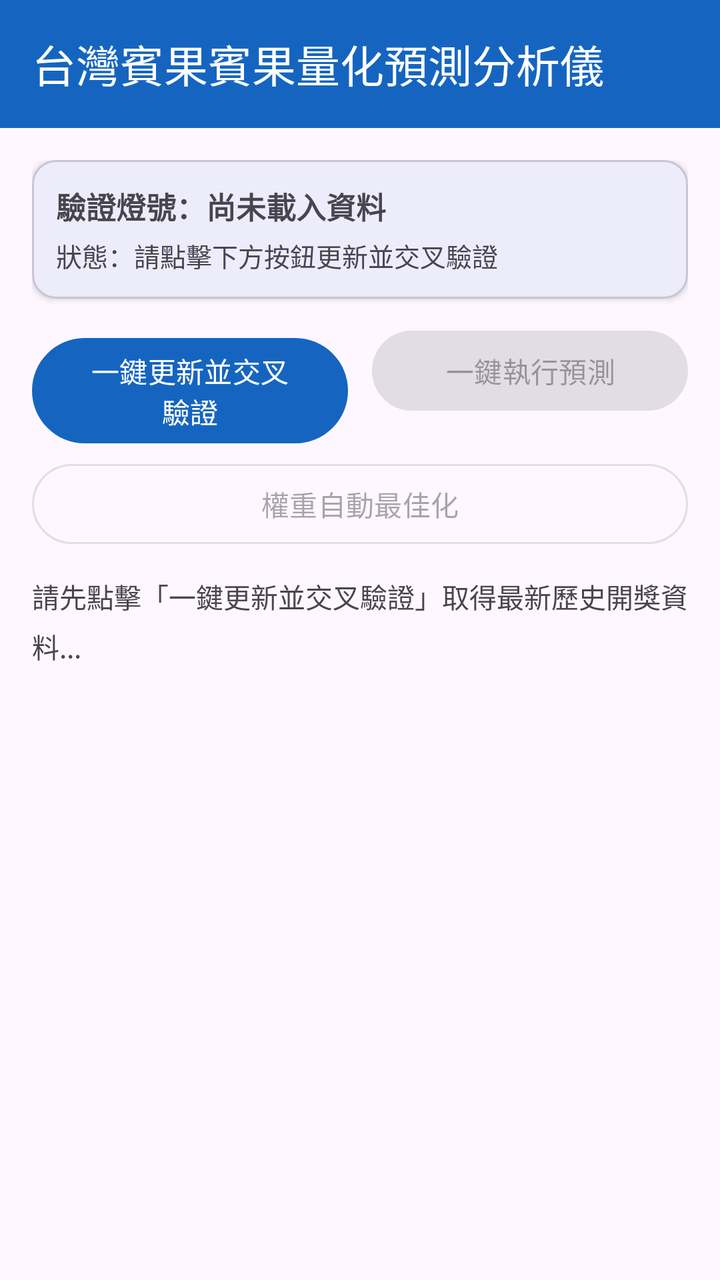
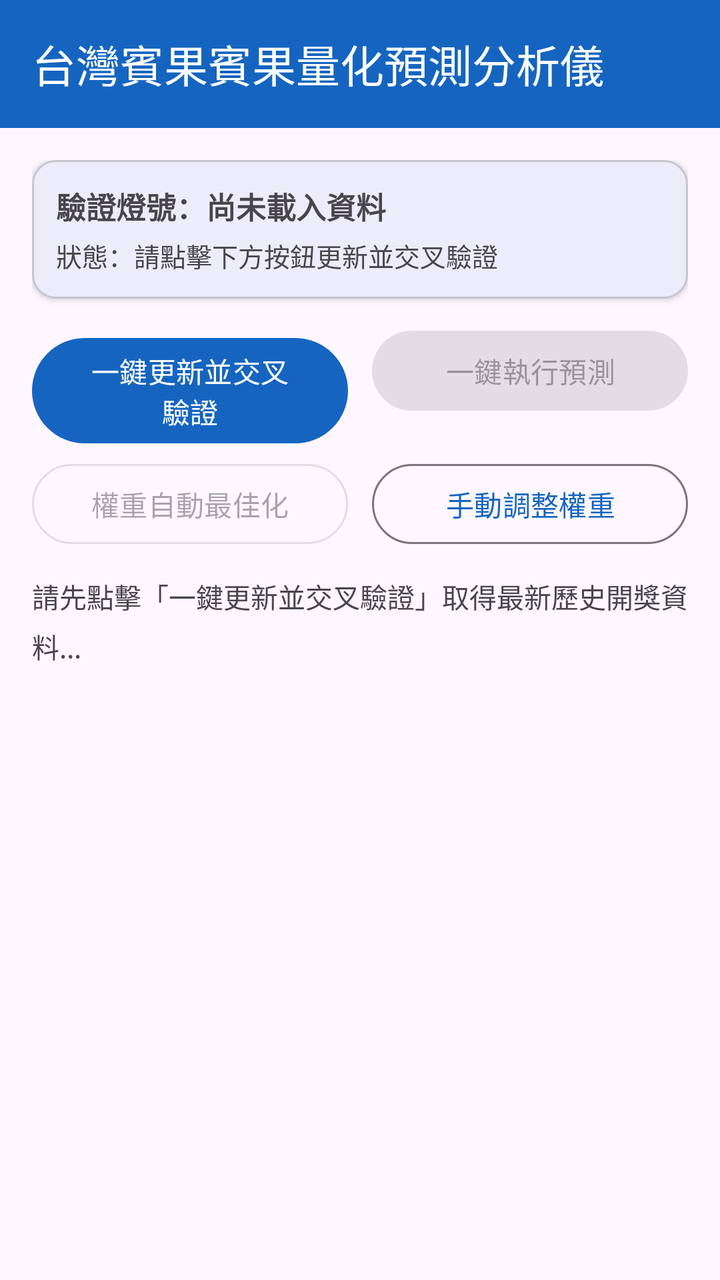

The first picture is an Android layout as it rendered before a commit; the second is the same layout after the commit. The layout source and the unified diff follow.
<!-- AndroidManifest.xml: application theme Theme.BingoAnalyzer -->
<!-- res/layout/activity_main.xml -->
<?xml version="1.0" encoding="utf-8"?>
<LinearLayout xmlns:android="http://schemas.android.com/apk/res/android"
    xmlns:app="http://schemas.android.com/apk/res-auto"
    android:layout_width="match_parent"
    android:layout_height="match_parent"
    android:fitsSystemWindows="true"
    android:orientation="vertical">
    <com.google.android.material.appbar.MaterialToolbar
        android:id="@+id/toolbar"
        android:layout_width="match_parent"
        android:layout_height="wrap_content"
        android:background="?attr/colorPrimary"
        app:title="台灣賓果賓果量化預測分析儀"
        app:titleTextColor="@android:color/white" />
    <LinearLayout
        android:layout_width="match_parent"
        android:layout_height="match_parent"
        android:orientation="vertical"
        android:padding="16dp">
        <com.google.android.material.card.MaterialCardView
            android:layout_width="match_parent"
            android:layout_height="wrap_content"
            app:cardCornerRadius="12dp"
            app:cardElevation="2dp">
            <LinearLayout
                android:layout_width="match_parent"
                android:layout_height="wrap_content"
                android:orientation="vertical"
                android:padding="12dp">
                <TextView
                    android:id="@+id/tvValidationBadge"
                    android:layout_width="match_parent"
                    android:layout_height="wrap_content"
                    android:text="驗證燈號：尚未載入資料"
                    android:textSize="15sp"
                    android:textStyle="bold" />
                <TextView
                    android:id="@+id/tvStatus"
                    android:layout_width="match_parent"
                    android:layout_height="wrap_content"
                    android:layout_marginTop="4dp"
                    android:text="狀態：請點擊下方按鈕更新並交叉驗證"
                    android:textSize="13sp" />
                <com.google.android.material.progressindicator.LinearProgressIndicator
                    android:id="@+id/progressBar"
                    android:layout_width="match_parent"
                    android:layout_height="wrap_content"
                    android:layout_marginTop="8dp"
                    android:indeterminate="true"
                    android:visibility="gone" />
            </LinearLayout>
        </com.google.android.material.card.MaterialCardView>
        <LinearLayout
            android:layout_width="match_parent"
            android:layout_height="wrap_content"
            android:layout_marginTop="12dp"
            android:orientation="horizontal">
            <com.google.android.material.button.MaterialButton
                android:id="@+id/btnUpdate"
                android:layout_width="0dp"
                android:layout_height="wrap_content"
                android:layout_marginEnd="6dp"
                android:layout_weight="1"
                android:text="一鍵更新並交叉驗證" />
            <com.google.android.material.button.MaterialButton
                android:id="@+id/btnPredict"
                style="@style/Widget.Material3.Button.TonalButton"
                android:layout_width="0dp"
                android:layout_height="wrap_content"
                android:layout_marginStart="6dp"
                android:layout_weight="1"
                android:enabled="false"
                android:text="一鍵執行預測" />
        </LinearLayout>
        <com.google.android.material.button.MaterialButton
            android:id="@+id/btnOptimize"
            style="@style/Widget.Material3.Button.OutlinedButton"
            android:layout_width="match_parent"
            android:layout_height="wrap_content"
            android:layout_marginTop="6dp"
            android:enabled="false"
            android:text="權重自動最佳化" />
        <ScrollView
            android:layout_width="match_parent"
            android:layout_height="0dp"
            android:layout_marginTop="12dp"
            android:layout_weight="1">
            <TextView
                android:id="@+id/tvResult"
                android:layout_width="match_parent"
                android:layout_height="wrap_content"
                android:fontFamily="monospace"
                android:lineSpacingMultiplier="1.25"
                android:text="請先點擊「一鍵更新並交叉驗證」取得最新歷史開獎資料..."
                android:textIsSelectable="true"
                android:textSize="13.5sp" />
        </ScrollView>
    </LinearLayout>
</LinearLayout>
<!-- resources referenced by this layout -->
<resources>
  <style name="Theme.BingoAnalyzer" parent="Theme.Material3.DayNight.NoActionBar">
          <item name="colorPrimary">#1565C0</item>
          <item name="colorSecondary">#00897B</item>
      </style>
</resources>

<!-- the commit's change to res/layout/activity_main.xml (unified diff, before → after) -->
@@ -5,6 +5,7 @@
     android:layout_height="match_parent"
     android:fitsSystemWindows="true"
     android:orientation="vertical">
+
     <com.google.android.material.appbar.MaterialToolbar
         android:id="@+id/toolbar"
         android:layout_width="match_parent"
@@ -12,21 +13,25 @@
         android:background="?attr/colorPrimary"
         app:title="台灣賓果賓果量化預測分析儀"
         app:titleTextColor="@android:color/white" />
+
     <LinearLayout
         android:layout_width="match_parent"
         android:layout_height="match_parent"
         android:orientation="vertical"
         android:padding="16dp">
+
         <com.google.android.material.card.MaterialCardView
             android:layout_width="match_parent"
             android:layout_height="wrap_content"
             app:cardCornerRadius="12dp"
             app:cardElevation="2dp">
+
             <LinearLayout
                 android:layout_width="match_parent"
                 android:layout_height="wrap_content"
                 android:orientation="vertical"
                 android:padding="12dp">
+
                 <TextView
                     android:id="@+id/tvValidationBadge"
                     android:layout_width="match_parent"
@@ -34,6 +39,7 @@
                     android:text="驗證燈號：尚未載入資料"
                     android:textSize="15sp"
                     android:textStyle="bold" />
+
                 <TextView
                     android:id="@+id/tvStatus"
                     android:layout_width="match_parent"
@@ -41,6 +47,7 @@
                     android:layout_marginTop="4dp"
                     android:text="狀態：請點擊下方按鈕更新並交叉驗證"
                     android:textSize="13sp" />
+
                 <com.google.android.material.progressindicator.LinearProgressIndicator
                     android:id="@+id/progressBar"
                     android:layout_width="match_parent"
@@ -50,11 +57,13 @@
                     android:visibility="gone" />
             </LinearLayout>
         </com.google.android.material.card.MaterialCardView>
+
         <LinearLayout
             android:layout_width="match_parent"
             android:layout_height="wrap_content"
             android:layout_marginTop="12dp"
             android:orientation="horizontal">
+
             <com.google.android.material.button.MaterialButton
                 android:id="@+id/btnUpdate"
                 android:layout_width="0dp"
@@ -62,6 +71,7 @@
                 android:layout_marginEnd="6dp"
                 android:layout_weight="1"
                 android:text="一鍵更新並交叉驗證" />
+
             <com.google.android.material.button.MaterialButton
                 android:id="@+id/btnPredict"
                 style="@style/Widget.Material3.Button.TonalButton"
@@ -72,19 +82,39 @@
                 android:enabled="false"
                 android:text="一鍵執行預測" />
         </LinearLayout>
-        <com.google.android.material.button.MaterialButton
-            android:id="@+id/btnOptimize"
-            style="@style/Widget.Material3.Button.OutlinedButton"
+
+        <LinearLayout
             android:layout_width="match_parent"
             android:layout_height="wrap_content"
             android:layout_marginTop="6dp"
-            android:enabled="false"
-            android:text="權重自動最佳化" />
+            android:orientation="horizontal">
+
+            <com.google.android.material.button.MaterialButton
+                android:id="@+id/btnOptimize"
+                style="@style/Widget.Material3.Button.OutlinedButton"
+                android:layout_width="0dp"
+                android:layout_height="wrap_content"
+                android:layout_marginEnd="6dp"
+                android:layout_weight="1"
+                android:enabled="false"
+                android:text="權重自動最佳化" />
+
+            <com.google.android.material.button.MaterialButton
+                android:id="@+id/btnWeights"
+                style="@style/Widget.Material3.Button.OutlinedButton"
+                android:layout_width="0dp"
+                android:layout_height="wrap_content"
+                android:layout_marginStart="6dp"
+                android:layout_weight="1"
+                android:text="手動調整權重" />
+        </LinearLayout>
+
         <ScrollView
             android:layout_width="match_parent"
             android:layout_height="0dp"
             android:layout_marginTop="12dp"
             android:layout_weight="1">
+
             <TextView
                 android:id="@+id/tvResult"
                 android:layout_width="match_parent"
